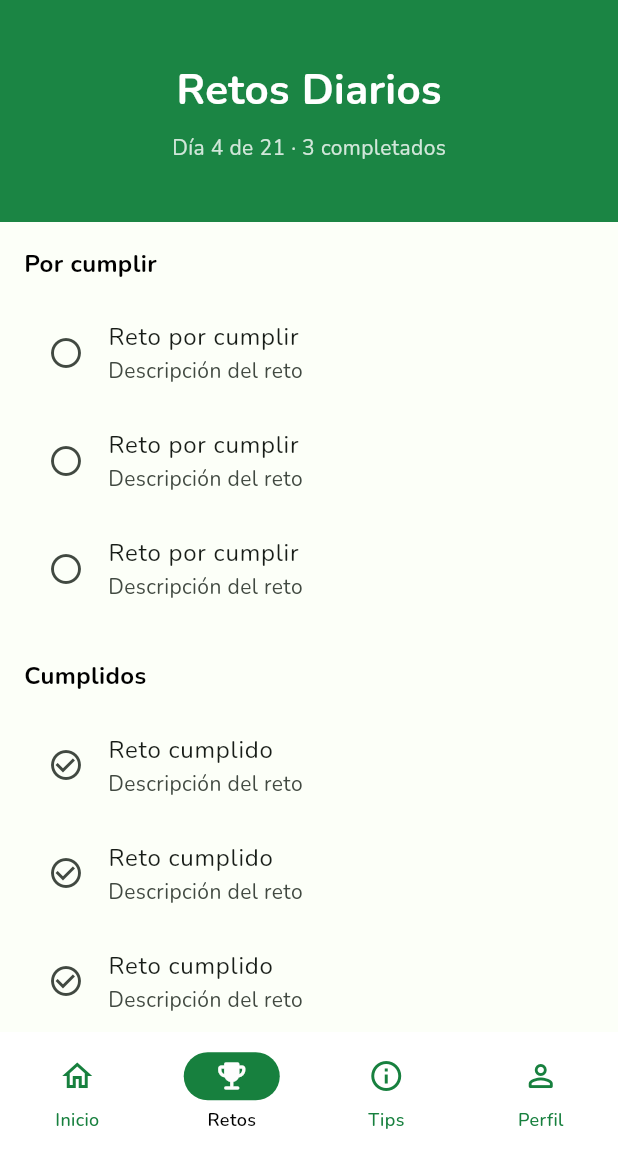
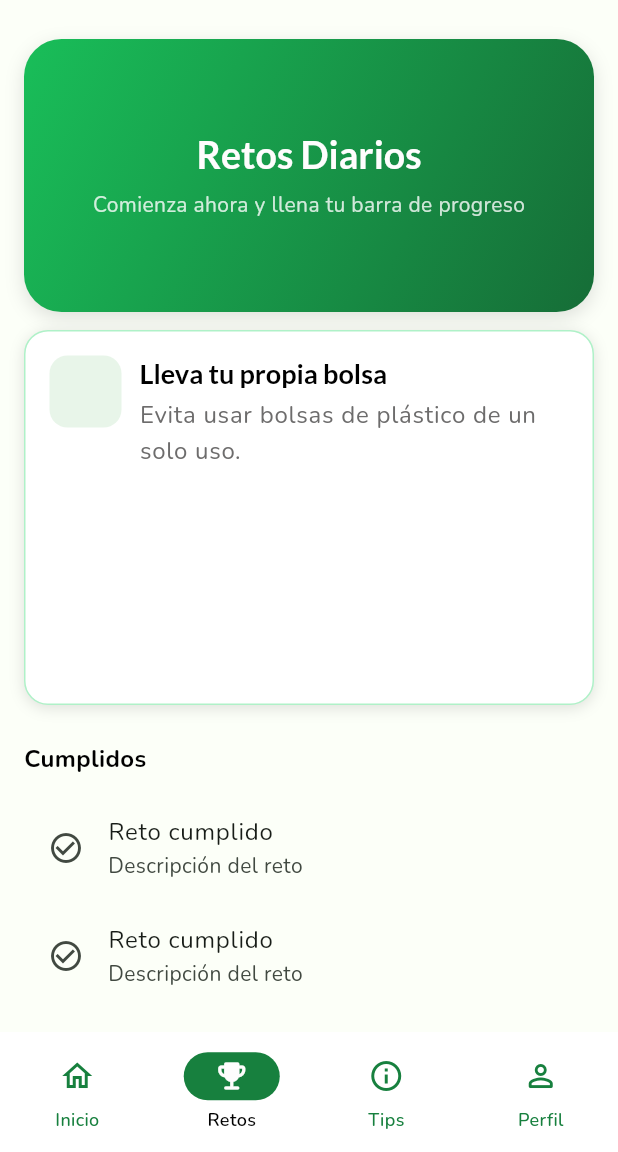
Before and after one commit to RoverwuWa1/hella-prueba, a Flutter app: the screen it shows once a user with an empty profile is signed in, item 2 of the bottom bar chosen, on a phone screen of 412 x 824 dp, the part 84-1236 px from its top. Run offline on Flutter 3.47's test engine with Material 3 defaults, Android fonts, the phone set to English and light mode, and no system bars; our stand-ins replace cloud_firestore, firebase_auth, firebase_core, google_fonts, google_sign_in; accounts and stored records are empty; network calls fail.

Commit message:
cuadro en retos

```diff
--- a/lib/core/teams/app_themes.dart
+++ b/lib/core/teams/app_themes.dart
@@ -35,7 +35,13 @@ class AppColors {
   static const Color textPrimary = Color(0xFF000000); //  Texto principal
   static const Color textBar = Color(
     0xFFFEFDFD,
-  ); //  Texto en la barra e iconos barra inferior
+  ); //Blanco para texto en barra superior
+  static const Color grayText = Color.fromARGB(
+    255,
+    109,
+    108,
+    108,
+  ); //  Texto gris para descripciones o labels
   static const Color textSecondary = Color(0xFF000000); //  Texto secundario
   static const Color error = Color(0xFFE53935); //  NO TOCAR — errores
 }
@@ -77,9 +83,9 @@ class AppTheme {
     // =============================================================
     textTheme: TextTheme(
       headlineLarge: GoogleFonts.lato(
-        fontSize: 22,
+        fontSize: 25,
         fontWeight: FontWeight.bold,
-        color: AppColors.textPrimary,
+        color: AppColors.textBar,
       ),
       headlineMedium: GoogleFonts.lato(
         fontSize: 20,
@@ -91,7 +97,7 @@ class AppTheme {
         fontWeight: FontWeight.w600,
         color: AppColors.textPrimary,
       ),
-      bodyLarge: GoogleFonts.nunito(fontSize: 16, color: AppColors.textPrimary),
+      bodyLarge: GoogleFonts.nunito(fontSize: 16, color: AppColors.grayText),
       bodyMedium: GoogleFonts.nunito(
         fontSize: 14,
         color: AppColors.textPrimary,
--- a/lib/features/challenges/view/challenges_screen.dart
+++ b/lib/features/challenges/view/challenges_screen.dart
@@ -1,4 +1,5 @@
 import 'package:flutter/material.dart';
+import '../widgets/cuadro_retos.dart';
 
 class ChallengesScreen extends StatelessWidget {
   const ChallengesScreen({super.key});
@@ -27,32 +28,55 @@ class ChallengesScreen extends StatelessWidget {
 
       body: SingleChildScrollView(
         // NO TOCAR – evita el overflow
+        child: Padding(
+          //  DISEÑO: Espaciado de la pantalla
+          padding: const EdgeInsets.all(16),
           child: Column(
             crossAxisAlignment: CrossAxisAlignment.start,
             children: [
+              const SizedBox(height: 10),
               // ========================================================
-            // BLOQUE 1 - CONTENEDOR VERDE (Sin márgenes, toca los bordes)
+              // BLOQUE 2 - CONTENEDOR VERDE
               // ========================================================
               Container(
-              width: double.infinity,
-              color: const Color(
-                0xFF1B8544,
-              ), // Corregido el tono verde del diseño
-              padding: const EdgeInsets.symmetric(vertical: 40.0),
+                width: 380,
+                height: 182,
+                decoration: BoxDecoration(
+                  color: const Color(0xFF1B8544),
+                  borderRadius: BorderRadius.circular(25),
+                  boxShadow: const [
+                    BoxShadow(
+                      color:
+                          Colors.black12, // Negro con 12% de opacidad ya listo
+                      blurRadius: 10,
+                      offset: Offset(0, 4),
+                    ),
+                  ],
+                  //Agregamos degradado horizontal
+                  gradient: const LinearGradient(
+                    begin: Alignment
+                        .topLeft, //Degradado inicia en esquina izquierda
+                    end: Alignment
+                        .bottomRight, //termina en derecha con un verde mas oscuro
+                    colors: [
+                      //Colores para el degradado
+                      Color.fromARGB(255, 25, 190, 89), // Verde claro arriba
+                      Color(0xFF166D37), // Verde oscuro abajo
+                    ],
+                  ),
+                ),
+
+                //Hijos del container (El texto dentro del cuadro verde o otros elementos que quieran agregar)
                 child: Column(
                   mainAxisAlignment: MainAxisAlignment.center,
                   children: [
-                  const Text(
+                    Text(
                       'Retos Diarios',
-                    style: TextStyle(
-                      color: Colors.white,
-                      fontSize: 28,
-                      fontWeight: FontWeight.bold,
-                    ),
+                      style: Theme.of(context).textTheme.headlineLarge,
                     ),
                     const SizedBox(height: 8),
                     Text(
-                    'Día 4 de 21 · 3 completados',
+                      'Comienza ahora y llena tu barra de progreso',
                       style: TextStyle(
                         color: Colors.white.withOpacity(0.8),
                         fontSize: 14,
@@ -63,32 +87,18 @@ class ChallengesScreen extends StatelessWidget {
               ),
 
               // ========================================================
-            // BLOQUE 2 - CONTENIDO CON MARGEN (Todo lo demás va aquí dentro)
+              // BLOQUE 3 - CONTENIDO CON MARGEN ( Todos los retos van aqui)
               // ========================================================
-            Padding(
-              padding: const EdgeInsets.all(
-                16.0,
-              ), // El diseño "Espaciado general" ahora solo afecta a esto
-              child: Column(
+              //
+              Column(
                 crossAxisAlignment: CrossAxisAlignment.start,
                 children: [
                   // --- SECCIÓN: POR CUMPLIR ---
-                  const Text(
-                    'Por cumplir',
-                    style: TextStyle(fontSize: 16, fontWeight: FontWeight.bold),
-                  ),
                   const SizedBox(height: 12),
-                  ListView.builder(
-                    shrinkWrap: true,
-                    physics: const NeverScrollableScrollPhysics(),
-                    itemCount: 3,
-                    itemBuilder: (context, index) {
-                      return const ListTile(
-                        leading: Icon(Icons.radio_button_unchecked),
-                        title: Text('Reto por cumplir'),
-                        subtitle: Text('Descripción del reto'),
-                      );
-                    },
+                  const TarjetaReto(
+                    titulo: 'Lleva tu propia bolsa',
+                    descripcion:
+                        'Evita usar bolsas de plástico de un solo uso.',
                   ),
 
                   const SizedBox(height: 24),
@@ -98,6 +108,7 @@ class ChallengesScreen extends StatelessWidget {
                     'Cumplidos',
                     style: TextStyle(fontSize: 16, fontWeight: FontWeight.bold),
                   ),
+
                   const SizedBox(height: 12),
                   ListView.builder(
                     shrinkWrap: true,
@@ -113,8 +124,8 @@ class ChallengesScreen extends StatelessWidget {
                   ),
                 ],
               ),
+            ],
           ),
-          ],
         ),
       ),
     );
--- /dev/null
+++ b/lib/features/challenges/widgets/boton_retos.dart
@@ -0,0 +1,13 @@
+import 'package:flutter/material.dart';
+
+class BotonReto extends StatelessWidget {
+  const BotonReto({super.key});
+
+  @override
+  Widget build(BuildContext context) {
+    return ElevatedButton(
+      onPressed: () {},
+      child: const Text('¡Cumplir reto!'),
+    );
+  }
+}
--- /dev/null
+++ b/lib/features/challenges/widgets/cuadro_retos.dart
@@ -0,0 +1,80 @@
+import 'package:flutter/material.dart';
+
+class TarjetaReto extends StatelessWidget {
+  const TarjetaReto({
+    super.key,
+    required this.titulo,
+    required this.descripcion,
+  }); //Los required sirven para
+
+  //Creamos las variables para el texto dentro de la tarjeta
+  final String titulo;
+  final String descripcion;
+
+  @override
+  Widget build(BuildContext context) {
+    //CREAMOS TARJETA
+    return Container(
+      width: double.infinity, // Ocupa todo el ancho disponible
+      height: 250, // fijo para cada tarjeta
+      padding: const EdgeInsets.all(16.0), // Espaciado interno
+      decoration: BoxDecoration(
+        // Estilo de la tarjeta
+        color: Colors.white,
+        borderRadius: BorderRadius.circular(16),
+        boxShadow: const [
+          BoxShadow(color: Colors.black12, blurRadius: 8, offset: Offset(0, 2)),
+        ],
+        border: Border.all(
+          color: const Color.fromARGB(
+            255,
+            175,
+            241,
+            200,
+          ), // El color del borde (tu verde principal)
+          width: 1.0, // El grosor del borde en píxeles
+        ),
+      ),
+
+      //CONTENIDO DE LA TARJETA
+      child: Row(
+        crossAxisAlignment:
+            CrossAxisAlignment.start, // Alinea arriba en las esquinas
+        children: [
+          //CUADRITO VERDE CON ICONO
+          Container(
+            width: 48,
+            height: 48,
+            decoration: BoxDecoration(
+              color: const Color(0xFFE8F5E9), // Verde clarito de fondo
+              borderRadius: BorderRadius.circular(12),
+            ),
+          ),
+
+          const SizedBox(width: 12), // Espacio entre el cuadrado y el texto
+          //Agregamos VARIABLES para agregar texto y descripcion del momento
+          Expanded(
+            child: Column(
+              crossAxisAlignment: CrossAxisAlignment.start,
+              children: [
+                Text(
+                  titulo, // variable de texto para el título
+                  style: Theme.of(context)
+                      .textTheme
+                      .headlineSmall, // Usamos el estilo definido en el tema
+                ),
+                const SizedBox(height: 4),
+                Text(
+                  descripcion, // Tu variable de texto para la descripción
+                  style: Theme.of(context).textTheme.bodyLarge,
+                ),
+              ],
+            ),
+          ),
+
+          const SizedBox(width: 12),
+        ],
+      ),
+    );
+  }
+}
```
Lines whose indentation alone changed are shown as unchanged.
